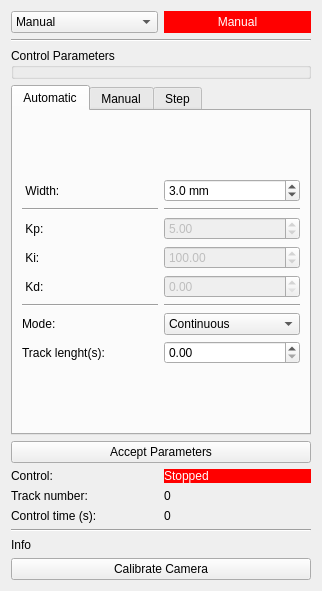
First picture: the form in cladplus_control/resources/control.ui, repository openlmd/cladplus, before the edit.
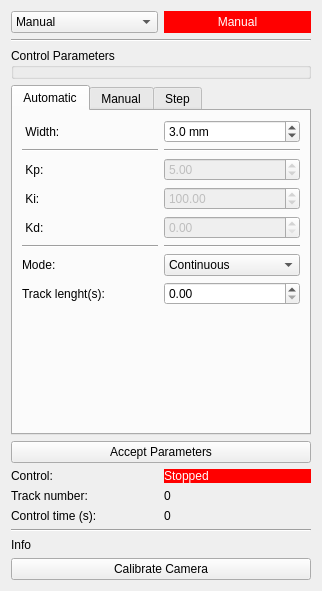
Second picture: the form after the edit.

```diff
--- a/cladplus_control/resources/control.ui
+++ b/cladplus_control/resources/control.ui
@@ -232,6 +232,19 @@
          </item>
         </layout>
        </item>
+       <item row="1" column="0">
+        <spacer name="verticalSpacer">
+         <property name="orientation">
+          <enum>Qt::Vertical</enum>
+         </property>
+         <property name="sizeHint" stdset="0">
+          <size>
+           <width>20</width>
+           <height>40</height>
+          </size>
+         </property>
+        </spacer>
+       </item>
       </layout>
      </widget>
      <widget class="QWidget" name="tab_2">
```
